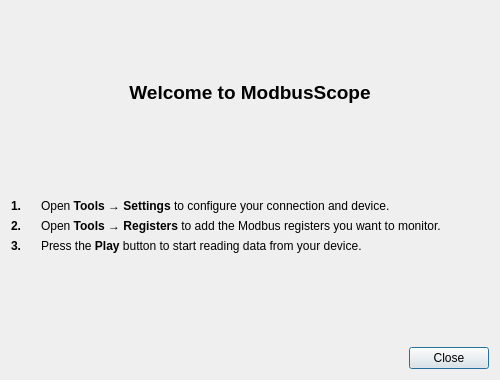
The window that src/dialogs/quickstartdialog.ui (ModbusScope/ModbusScope) describes before a commit, drawn with Qt 5.
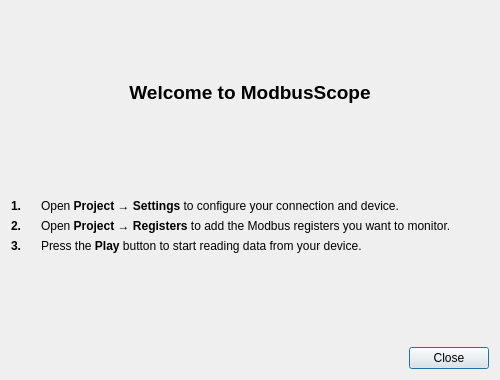
The same window after the commit. Icons and pictures are not drawn.

Commit message: Fix menu path

Patch:
```diff
--- a/src/dialogs/quickstartdialog.ui
+++ b/src/dialogs/quickstartdialog.ui
@@ -146,7 +146,7 @@
      <item>
       <widget class="QLabel" name="lblStep1">
        <property name="text">
-        <string>Open &lt;b&gt;Tools → Settings&lt;/b&gt; to configure your connection and device.</string>
+        <string>&lt;html&gt;&lt;head/&gt;&lt;body&gt;&lt;p&gt;Open &lt;span style=&quot; font-weight:700;&quot;&gt;Project → Settings&lt;/span&gt; to configure your connection and device.&lt;/p&gt;&lt;/body&gt;&lt;/html&gt;</string>
        </property>
        <property name="wordWrap">
         <bool>true</bool>
@@ -187,7 +187,7 @@
      <item>
       <widget class="QLabel" name="lblStep2">
        <property name="text">
-        <string>Open &lt;b&gt;Tools → Registers&lt;/b&gt; to add the Modbus registers you want to monitor.</string>
+        <string>&lt;html&gt;&lt;head/&gt;&lt;body&gt;&lt;p&gt;Open &lt;span style=&quot; font-weight:700;&quot;&gt;Project → Registers&lt;/span&gt; to add the Modbus registers you want to monitor.&lt;/p&gt;&lt;/body&gt;&lt;/html&gt;</string>
        </property>
        <property name="wordWrap">
         <bool>true</bool>
```
Left out of the diff: 42 changed lines with no effect on the pictures.
